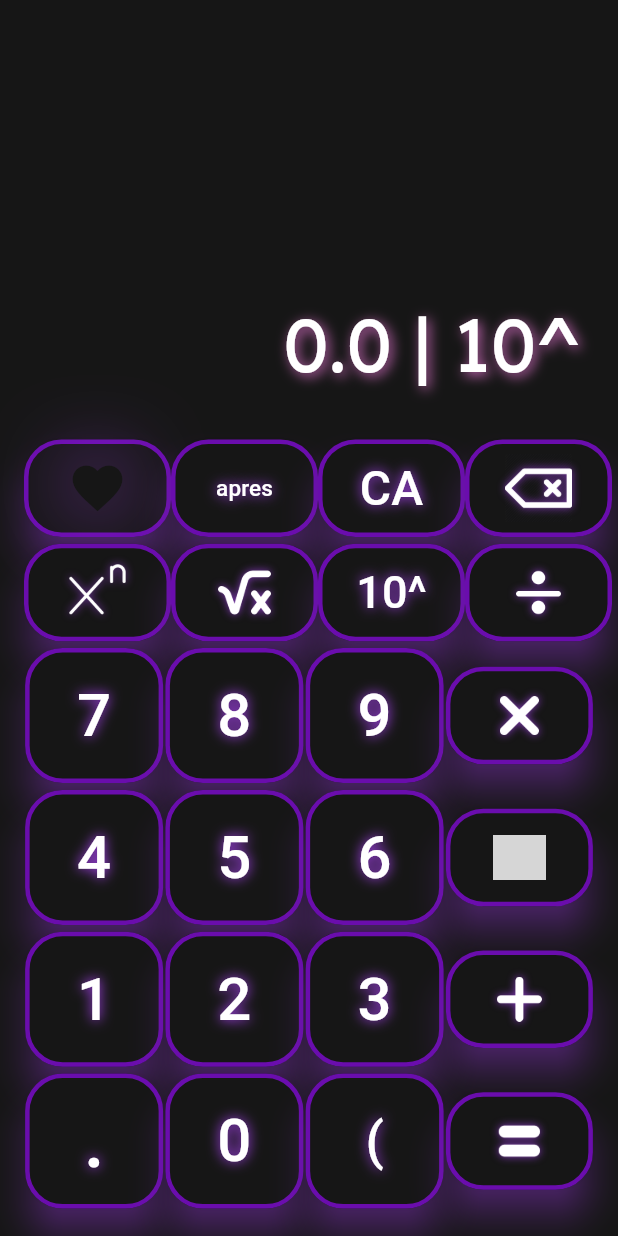
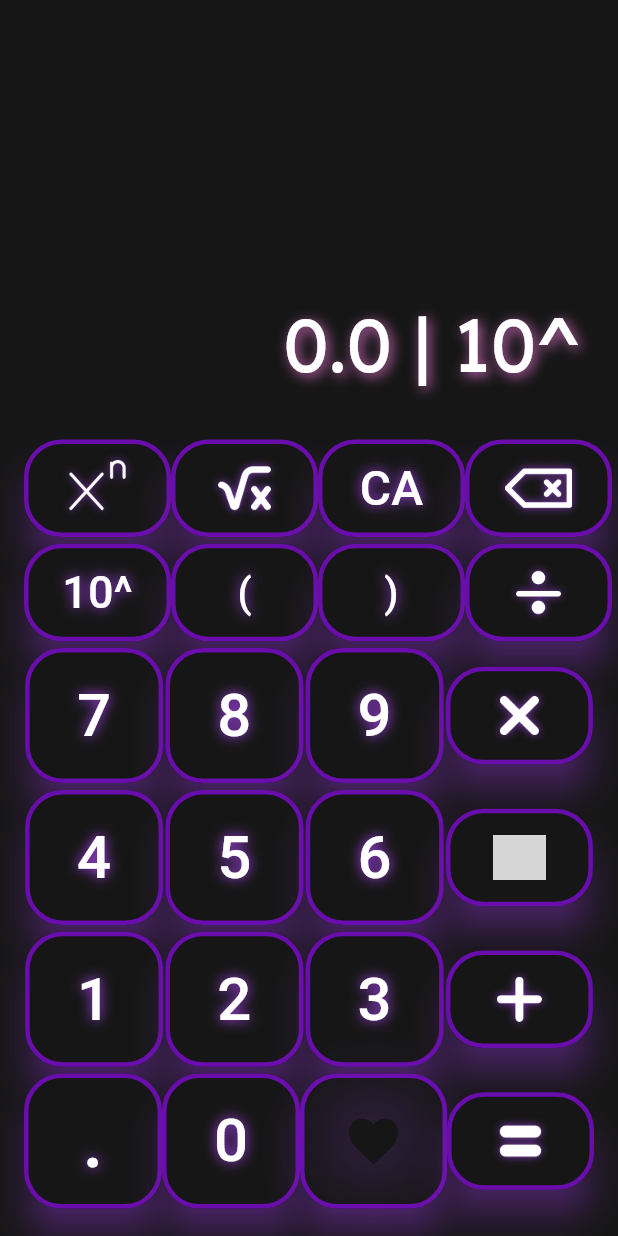
Before and after one commit to Guyllem/calculesther, a Flutter app: the screen it shows after launch, after a tap on "10^", on a phone screen of 412 x 824 dp. Run offline on Flutter 3.47's test engine with Material 3 defaults, Android fonts, the light colour scheme and no system bars; drawn by our look-alikes of simple_shadow; our stand-ins replace math_expressions; grey boxes are pictures that could not be loaded.

Commit message:
parenthesis management

```diff
--- a/lib/calculatrice.dart
+++ b/lib/calculatrice.dart
@@ -63,12 +63,17 @@ class _CalculatriceState extends State<Calculatrice> {
         }
       }
 
+      // Parenthesis management
+
+
 
       // Non-recurrence of sign
-        else if ((number == " + " && _currentTap[_currentTap.length-1] != " " && _currentTap[_currentTap.length-1] != "." && _currentTap[_currentTap.length-1] != "-" ) ||
-          (number == " - " && _currentTap[_currentTap.length-1] != " " && _currentTap[_currentTap.length-1] != "." && _currentTap[_currentTap.length-1] != "-" ) ||
-          (number == " * " && _currentTap[_currentTap.length-1] != " " && _currentTap[_currentTap.length-1] != "."  && _currentTap[_currentTap.length-1] != "-") ||
-          (number == " / " && _currentTap[_currentTap.length-1] != " " && _currentTap[_currentTap.length-1] != "." && _currentTap[_currentTap.length-1] != "-") ||
+        else if ((number == " + " && _currentTap[_currentTap.length-1] != " " && _currentTap[_currentTap.length-1] != "." && _currentTap[_currentTap.length-1] != "-" && _currentTap[_currentTap.length-1] != "(") ||
+          (number == " - " && _currentTap[_currentTap.length-1] != " " && _currentTap[_currentTap.length-1] != "." && _currentTap[_currentTap.length-1] != "-" && _currentTap[_currentTap.length-1] != "(") ||
+          (number == " * " && _currentTap[_currentTap.length-1] != " " && _currentTap[_currentTap.length-1] != "."  && _currentTap[_currentTap.length-1] != "-" && _currentTap[_currentTap.length-1] != "(") ||
+          (number == " / " && _currentTap[_currentTap.length-1] != " " && _currentTap[_currentTap.length-1] != "." && _currentTap[_currentTap.length-1] != "-" && _currentTap[_currentTap.length-1] != "(") ||
+          (number == "(" && _currentTap[_currentTap.length-1] != ".") ||
+          (number == ")" && _currentTap[_currentTap.length-1] != "." && _currentTap[_currentTap.length-1] != " ") ||
           (int.tryParse(number) != null)){
         _currentTap = "$_currentTap$number";
       }
@@ -187,30 +192,6 @@ class _CalculatriceState extends State<Calculatrice> {
                               mainAxisAlignment: MainAxisAlignment.spaceAround,
                               children: [
                                 ButtonInterface(label: "", interfaceSize: 30, width: 98, height: 65,
-                                    iconData: const Icon(Icons.favorite, color: AppColors.black,
-                                      shadows: [Shadow(
-                                          offset: Offset(0,0),
-                                          blurRadius:  70,
-                                          color: AppColors.details)] ,
-                                      size: 40),
-                                    updateUI: (value) => _updateNumber(value)),
-                                const ButtonInterface(label: "apres", interfaceSize: 15, width: 98, height: 65),
-                                ButtonInterface(label: "CA", interfaceSize: 32, width: 98, height: 65, updateUI: (value) => _clearUI()),
-                                ButtonInterface(label: "", interfaceSize: 30, width: 98, height: 65,
-                                    image: SimpleShadow(
-                                      opacity: 0.7,
-                                      color: AppColors.details,
-                                      offset: const Offset(0,0),
-                                      sigma: 3,
-                                      child: Image.asset('assets/icons/delete-arrow.png',color : AppColors.text, height: 45,  width: 45),
-                                    ),
-                                    updateUI: (value) => _deleteLast()),
-                              ],
-                            ),
-                            Row(
-                              mainAxisAlignment: MainAxisAlignment.spaceAround,
-                              children: [
-                                ButtonInterface(label: "", interfaceSize: 30, width: 98, height: 65,
                                     image:
                                     SimpleShadow(
                                       opacity: 0.7,
@@ -230,7 +211,24 @@ class _CalculatriceState extends State<Calculatrice> {
                                       child: Image.asset('assets/icons/square-root.png',color : AppColors.text, height: 35,  width: 35),
                                     ),
                                     updateUI: (value) => _updateNumber(value)),
+                                ButtonInterface(label: "CA", interfaceSize: 32, width: 98, height: 65, updateUI: (value) => _clearUI()),
+                                ButtonInterface(label: "", interfaceSize: 30, width: 98, height: 65,
+                                    image: SimpleShadow(
+                                      opacity: 0.7,
+                                      color: AppColors.details,
+                                      offset: const Offset(0,0),
+                                      sigma: 3,
+                                      child: Image.asset('assets/icons/delete-arrow.png',color : AppColors.text, height: 45,  width: 45),
+                                    ),
+                                    updateUI: (value) => _deleteLast()),
+                              ],
+                            ),
+                            Row(
+                              mainAxisAlignment: MainAxisAlignment.spaceAround,
+                              children: [
                                 ButtonInterface(label: "10^", interfaceSize: 30, width: 98, height: 65, updateUI: (value) => _updateNumber(value)),
+                                ButtonInterface(label: "(", interfaceSize: 27, width: 98, height: 65, updateUI: (value) => _updateNumber(value)),
+                                ButtonInterface(label: ")", interfaceSize: 27, width: 98, height: 65, updateUI: (value) => _updateNumber(value)),
                                 ButtonInterface(label: " / ", interfaceSize: 40, width: 98, height: 65,
                                     image:
                                     SimpleShadow(
@@ -302,7 +300,14 @@ class _CalculatriceState extends State<Calculatrice> {
                               children: [
                                 ButtonInterface(label: ".", interfaceSize: 50, width: 92, height: 90, updateUI: (value) => _updateNumber(value)),
                                 ButtonInterface(label: "0", interfaceSize: 40, width: 92, height: 90, updateUI: (value) => _updateNumber(value)),
-                                ButtonInterface(label: "(", interfaceSize: 35, width: 92, height: 90, updateUI: (value) => _updateNumber(value)),
+                                ButtonInterface(label: "", interfaceSize: 30, width: 98, height: 90,
+                                    iconData: const Icon(Icons.favorite, color: AppColors.black,
+                                        shadows: [Shadow(
+                                            offset: Offset(0,0),
+                                            blurRadius:  70,
+                                            color: AppColors.details)] ,
+                                        size: 40),
+                                    updateUI: (value) => _updateNumber(value)),
                                 ButtonInterface(label: " = ", interfaceSize: 40, width: 98, height: 65,
                                     image:
                                     SimpleShadow(
```
